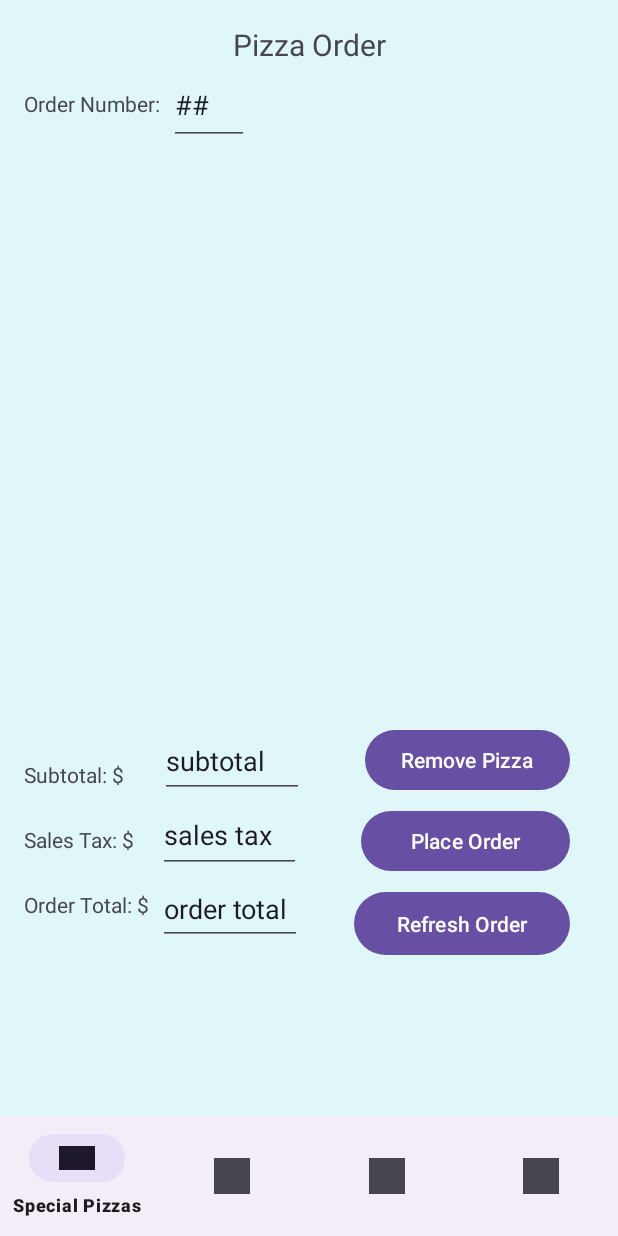
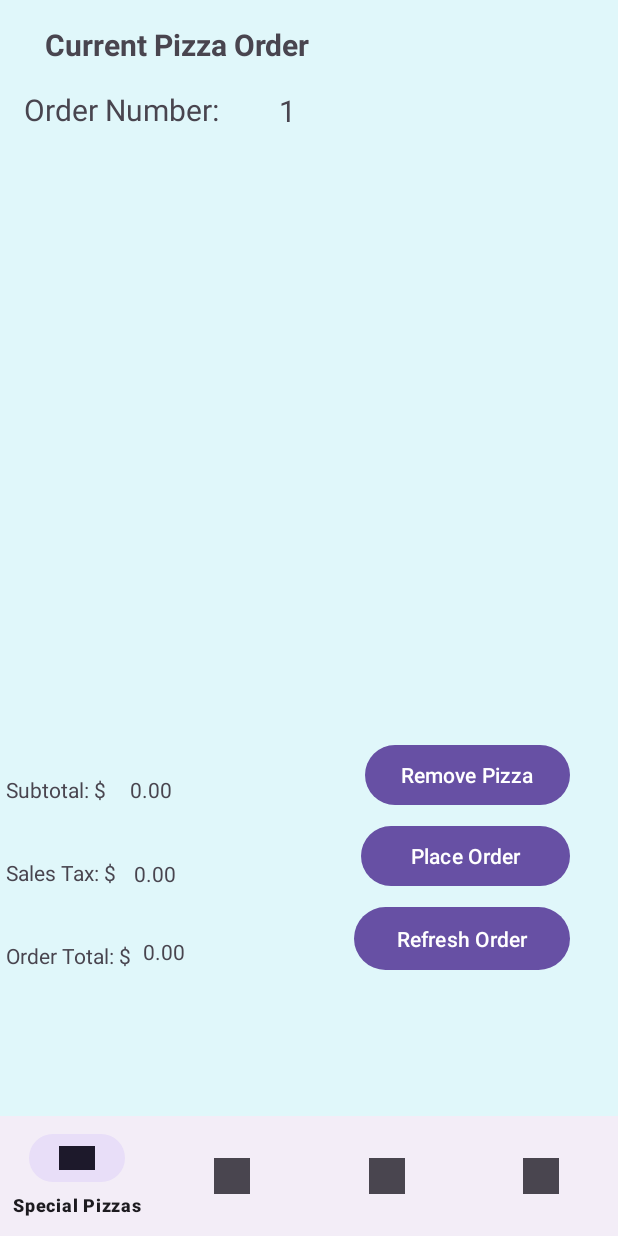
Before and after one commit to Jerlin2437/Ru-Pizzas, an Android app: the fragment fragment_current_order placed in its activity, on a phone screen of 412 x 824 dp. Run offline under Robolectric (Android 15) with nearby library versions, the phone set to English and light mode, and no system bars.

Commit message:
current order almost done
just need to finish remove statement

```diff
--- a/app/src/main/java/com/example/softmeth4/SpecialPizzaAdapter.java
+++ b/app/src/main/java/com/example/softmeth4/SpecialPizzaAdapter.java
@@ -59,7 +59,7 @@ public class SpecialPizzaAdapter extends RecyclerView.Adapter<SpecialPizzaAdapte
             updatePrice(holder);
             for (int x = 0; x < quantity; x++)
                 order.addPizza(pizza);
-     //       Log.d("OrderInfo", order.toString());
+     //       create popup that says pizza added to order
         });
 
         pizza = pizzaParse(holder);
--- a/app/src/main/java/com/example/softmeth4/businesslogic/Order.java
+++ b/app/src/main/java/com/example/softmeth4/businesslogic/Order.java
@@ -50,12 +50,23 @@
     public void addPizza(Pizza pizza) {
         pizzas.add(pizza);
     }
-
+    public void resetOrder() {
+        pizzas.clear();
+        orderNumber = 0;
+        subTotalValue = 0.0;
+        salesTaxValue = 0.0;
+        orderTotalValue = 0.0;
+        finalSubTotal = null;
+        finalSalesTax = null;
+        finalOrderTotal = null;
+    }
     /**
      * Removes a pizza from the order.
      *
      * @param pizza - pizza from the order
      */
+
+
     public void removePizza(Pizza pizza) {
         pizzas.remove(pizza);
     }
--- a/app/src/main/java/com/example/softmeth4/fragment_current_order.java
+++ b/app/src/main/java/com/example/softmeth4/fragment_current_order.java
@@ -2,63 +2,138 @@ package com.example.softmeth4;
 
 import android.os.Bundle;
 
+import androidx.annotation.NonNull;
+import androidx.annotation.Nullable;
+import androidx.databinding.ObservableList;
 import androidx.fragment.app.Fragment;
 
 import android.view.LayoutInflater;
 import android.view.View;
 import android.view.ViewGroup;
+import android.widget.ArrayAdapter;
+import android.widget.ListView;
+import android.widget.TextView;
 
-/**
- * A simple {@link Fragment} subclass.
- * Use the {@link fragment_current_order#newInstance} factory method to
- * create an instance of this fragment.
- */
+import com.example.softmeth4.businesslogic.Order;
+import com.example.softmeth4.businesslogic.StoreOrders;
+import com.example.softmeth4.pizzas.Pizza;
+
+import org.w3c.dom.Text;
+
+import java.util.List;
+
+
 public class fragment_current_order extends Fragment {
-
-    // TODO: Rename parameter arguments, choose names that match
-    // the fragment initialization parameters, e.g. ARG_ITEM_NUMBER
-    private static final String ARG_PARAM1 = "param1";
-    private static final String ARG_PARAM2 = "param2";
-
-    // TODO: Rename and change types of parameters
-    private String mParam1;
-    private String mParam2;
+    private static final double TAX_RATE = 0.06625;
+    private static final int ILLEGAL_INDEX = -1;
+    private String currentOrderNumber;
+    private Order order;
+    private StoreOrders storeOrders;
+    private double subtotalValue;
+    private double salesTaxValue;
+    private double orderTotalValue;
 
     public fragment_current_order() {
         // Required empty public constructor
     }
 
-    /**
-     * Use this factory method to create a new instance of
-     * this fragment using the provided parameters.
-     *
-     * @param param1 Parameter 1.
-     * @param param2 Parameter 2.
-     * @return A new instance of fragment fragment_current_order.
-     */
-    // TODO: Rename and change types and number of parameters
-    public static fragment_current_order newInstance(String param1, String param2) {
-        fragment_current_order fragment = new fragment_current_order();
-        Bundle args = new Bundle();
-        args.putString(ARG_PARAM1, param1);
-        args.putString(ARG_PARAM2, param2);
-        fragment.setArguments(args);
-        return fragment;
-    }
-
     @Override
     public void onCreate(Bundle savedInstanceState) {
         super.onCreate(savedInstanceState);
-        if (getArguments() != null) {
-            mParam1 = getArguments().getString(ARG_PARAM1);
-            mParam2 = getArguments().getString(ARG_PARAM2);
-        }
+        order = Order.getInstance();
+        storeOrders = StoreOrders.getInstance();
     }
-
     @Override
     public View onCreateView(LayoutInflater inflater, ViewGroup container,
                              Bundle savedInstanceState) {
         // Inflate the layout for this fragment
-        return inflater.inflate(R.layout.fragment_current_order, container, false);
+        View view = inflater.inflate(R.layout.fragment_current_order, container, false);
+
+
+        return view;
+    }
+    @Override
+    public void onViewCreated(@NonNull View view, @Nullable Bundle savedInstanceState) {
+        super.onViewCreated(view, savedInstanceState);
+        ListView listView = getView().findViewById(R.id.currentOrderView);
+     //   listView.setChoiceMode(ListView.CHOICE_MODE_SINGLE);
+        updateCurrentOrderView();
+        view.findViewById(R.id.placeOrder).setOnClickListener(v-> placeOrder());
+        view.findViewById(R.id.refreshOrder).setOnClickListener(v -> updateCurrentOrderView());
+        view.findViewById(R.id.removePizza).setOnClickListener(v -> removePizza());
+    }
+    private void removePizza(){
+        if (Order.getInstance().getPizzas().isEmpty()) {
+            //showRemoveButEmptyPopup();
+        } else {
+            ListView listOfPizzas = getView().findViewById(R.id.currentOrderView);
+            int selectedIndex = listOfPizzas.getSelectedItemPosition();
+            if (selectedIndex != ILLEGAL_INDEX) {
+                Pizza selectedPizza = Order.getInstance().getPizzas().get(selectedIndex);
+                Order.getInstance().removePizza(selectedPizza);
+                updateCurrentOrderView();
+            //    showRemovedPopup();
+            }
+        }
+    }
+    private void placeOrder() {
+        ListView listOfPizzas = getView().findViewById(R.id.currentOrderView);
+        if (!order.getPizzas().isEmpty() && listOfPizzas.getCount() == order.getPizzas().size()) {
+            //showAddedPopup();
+            updateCurrentOrderView();
+            storeOrders.addOrder(Order.getInstance());
+            Order.getInstance().resetOrder();
+
+            updateCurrentOrderView();
+        } else {
+            //showEmptyPopup();
+        }
+    }
+    private void updateCurrentOrderView() {
+        List<Pizza> pizzas = order.getPizzas();
+      //  ObservableList<String> observableList = FXCollections.observableArrayList(pizzaSummaries);
+        ListView listOfPizzas = getView().findViewById(R.id.currentOrderView);
+
+        ArrayAdapter<Pizza> adapter = new ArrayAdapter<>(requireContext(), android.R.layout.simple_list_item_1, pizzas);
+        listOfPizzas.setAdapter(adapter);
+
+
+        currentOrderNumber = String.valueOf(StoreOrders.getNextOrderNum());
+        TextView orderNumber = getView().findViewById(R.id.setOrderNumber);
+        orderNumber.setText(currentOrderNumber);
+
+        calculateSubtotal();
+        calculateSalesTax();
+        calculateOrderTotal();
+
+    }
+    private void calculateSubtotal() {
+        subtotalValue = 0.0;
+        for (Pizza pizza : order.getPizzas()) {
+            subtotalValue += pizza.price();
+        }
+        TextView subtotal = getView().findViewById(R.id.subtotal);
+        subtotal.setText(String.format("%.2f", subtotalValue));
+    }
+
+    /**
+     * Calculates the sales tax of the pizza order.
+     * The sales tax in NJ is 6.625%.
+     */
+    private void calculateSalesTax() {
+        //6.625% sales tax in NJ
+        double taxRate = TAX_RATE;
+        salesTaxValue = subtotalValue * taxRate;
+        TextView salesTax = getView().findViewById(R.id.salesTax);
+        salesTax.setText(String.format("%.2f", salesTaxValue));
+    }
+
+    /**
+     * Calculates the total amount of the pizza order.
+     */
+    private void calculateOrderTotal() {
+        orderTotalValue = subtotalValue + salesTaxValue;
+        TextView orderTotal = getView().findViewById(R.id.orderTotal);
+        orderTotal.setText(String.format("%.2f", orderTotalValue));
     }
 }
--- a/app/src/main/res/layout/fragment_current_order.xml
+++ b/app/src/main/res/layout/fragment_current_order.xml
@@ -28,25 +28,25 @@
         app:layout_constraintEnd_toEndOf="parent"
         app:layout_constraintTop_toBottomOf="@+id/currentOrderView" />
 
-    <EditText
+    <TextView
         android:id="@+id/subtotal"
-        android:layout_width="96dp"
-        android:layout_height="49dp"
-        android:layout_marginStart="24dp"
-        android:layout_marginTop="8dp"
-        android:editable="false"
+        android:layout_width="111dp"
+        android:layout_height="48dp"
+        android:layout_marginStart="16dp"
+        android:layout_marginTop="32dp"
         android:ems="10"
         android:inputType="number"
         android:text="subtotal"
+        android:textAlignment="viewStart"
         app:layout_constraintStart_toEndOf="@+id/textView4"
         app:layout_constraintTop_toBottomOf="@+id/currentOrderView" />
 
-    <EditText
+    <TextView
         android:id="@+id/orderTotal"
-        android:layout_width="96dp"
+        android:layout_width="119dp"
         android:layout_height="48dp"
-        android:layout_marginStart="6dp"
-        android:editable="false"
+        android:layout_marginStart="8dp"
+        android:layout_marginTop="4dp"
         android:ems="10"
         android:inputType="number"
         android:text="order total"
@@ -55,35 +55,26 @@
 
     <TextView
         android:id="@+id/textView"
-        android:layout_width="wrap_content"
-        android:layout_height="wrap_content"
+        android:layout_width="200dp"
+        android:layout_height="35dp"
         android:layout_marginTop="16dp"
-        android:text="Pizza Order"
+        android:text="Current Pizza Order"
+        android:textStyle="bold"
+        android:textSize="20sp"
         app:layout_constraintEnd_toEndOf="parent"
+        app:layout_constraintHorizontal_bias="0.141"
         app:layout_constraintStart_toStartOf="parent"
-        app:layout_constraintTop_toTopOf="parent"
-        android:textSize="20sp"/>
+        app:layout_constraintTop_toTopOf="parent" />
 
     <TextView
         android:id="@+id/textView3"
-        android:layout_width="wrap_content"
-        android:layout_height="wrap_content"
+        android:layout_width="166dp"
+        android:layout_height="29dp"
         android:layout_marginStart="16dp"
-        android:layout_marginTop="16dp"
+        android:layout_marginTop="8dp"
         android:text="Order Number:"
+        android:textSize="20sp"
         app:layout_constraintStart_toStartOf="parent"
-        app:layout_constraintTop_toBottomOf="@+id/textView" />
-
-    <EditText
-        android:id="@+id/orderNumber"
-        android:layout_width="53dp"
-        android:layout_height="53dp"
-        android:layout_marginStart="6dp"
-        android:editable="false"
-        android:ems="10"
-        android:inputType="number"
-        android:text="##"
-        app:layout_constraintStart_toEndOf="@+id/textView3"
         app:layout_constraintTop_toBottomOf="@+id/textView" />
 
     <ListView
@@ -99,18 +90,19 @@
         android:id="@+id/textView4"
         android:layout_width="wrap_content"
         android:layout_height="wrap_content"
-        android:layout_marginStart="16dp"
+        android:layout_marginStart="4dp"
         android:layout_marginTop="32dp"
         android:text="Subtotal: $"
+
         app:layout_constraintStart_toStartOf="parent"
         app:layout_constraintTop_toBottomOf="@+id/currentOrderView" />
 
-    <EditText
+    <TextView
         android:id="@+id/salesTax"
-        android:layout_width="95dp"
-        android:layout_height="50dp"
-        android:layout_marginStart="16dp"
-        android:editable="false"
+        android:layout_width="111dp"
+        android:layout_height="48dp"
+        android:layout_marginStart="12dp"
+        android:layout_marginTop="8dp"
         android:ems="10"
         android:inputType="number"
         android:text="sales tax"
@@ -121,8 +113,8 @@
         android:id="@+id/textView8"
         android:layout_width="wrap_content"
         android:layout_height="wrap_content"
-        android:layout_marginStart="16dp"
-        android:layout_marginTop="24dp"
+        android:layout_marginStart="4dp"
+        android:layout_marginTop="36dp"
         android:text="Sales Tax: $"
         app:layout_constraintStart_toStartOf="parent"
         app:layout_constraintTop_toBottomOf="@+id/textView4" />
@@ -131,8 +123,8 @@
         android:id="@+id/textView10"
         android:layout_width="wrap_content"
         android:layout_height="wrap_content"
-        android:layout_marginStart="16dp"
-        android:layout_marginTop="24dp"
+        android:layout_marginStart="4dp"
+        android:layout_marginTop="36dp"
         android:text="Order Total: $"
         app:layout_constraintStart_toStartOf="parent"
         app:layout_constraintTop_toBottomOf="@+id/textView8" />
@@ -147,4 +139,15 @@
         app:layout_constraintEnd_toEndOf="parent"
         app:layout_constraintTop_toBottomOf="@+id/removePizza" />
 
+    <TextView
+        android:id="@+id/setOrderNumber"
+        android:layout_width="110dp"
+        android:layout_height="48dp"
+        android:layout_marginStart="4dp"
+        android:layout_marginTop="60dp"
+        android:text="0"
+        android:textSize="20sp"
+        app:layout_constraintStart_toEndOf="@+id/textView3"
+        app:layout_constraintTop_toTopOf="parent" />
+
 </androidx.constraintlayout.widget.ConstraintLayout>
```
